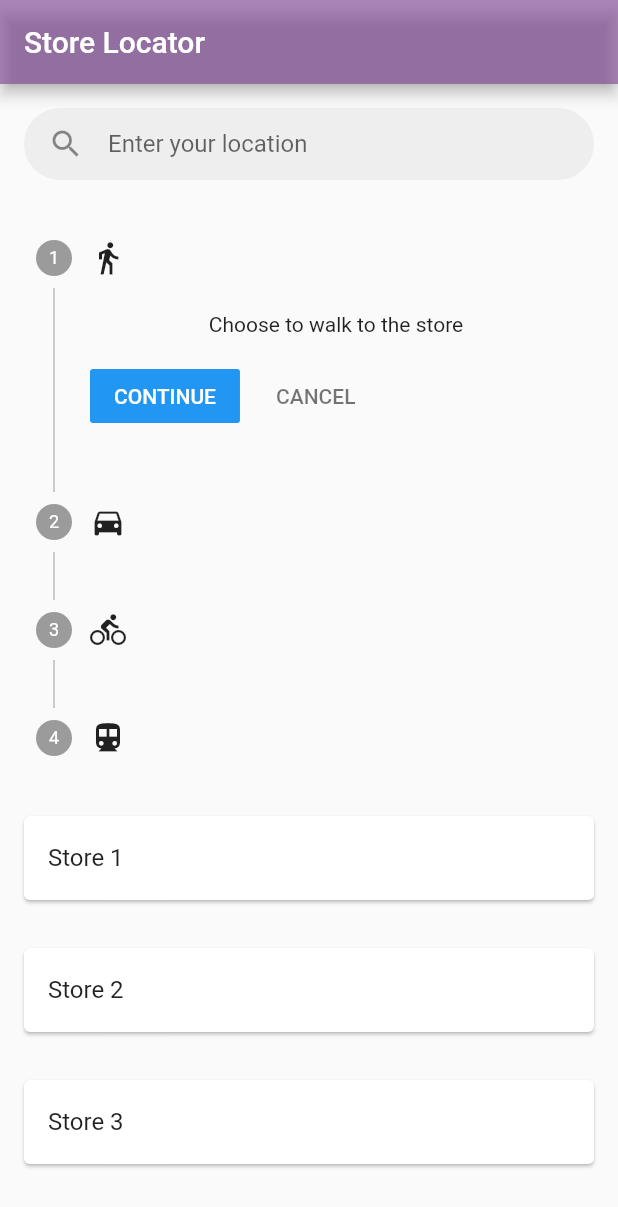
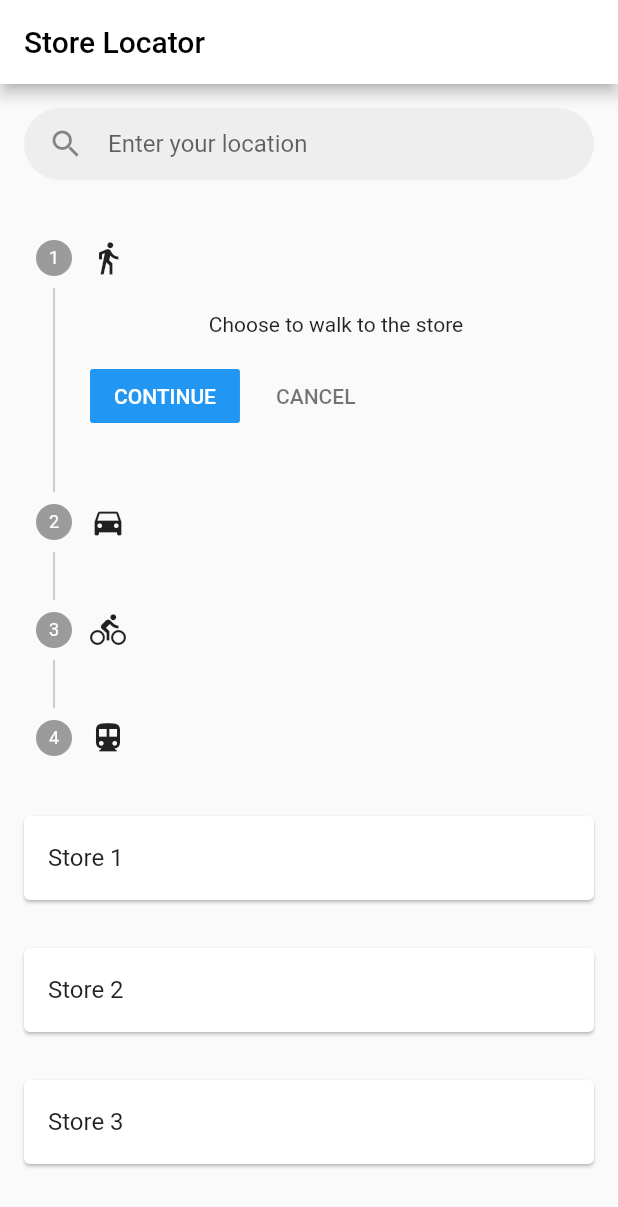
Before and after one commit to jefftrojan/Femcycle, a Flutter app: the Stores screen opened directly, on a phone screen of 412 x 824 dp. Shown: the top 1207 px of the screen. Run offline on Flutter 3.47's test engine with Material 2 defaults, Android fonts, the phone set to English and light mode, and no system bars; our stand-ins replace animated_splash_screen, chat_bubbles, cloud_firestore, dots_indicator, firebase_auth, firebase_core and 4 more; accounts and stored records are empty; network calls fail.

Commit message:
Commits from Jeff |

```diff
--- a/frontend/lib/screens/location.dart
+++ b/frontend/lib/screens/location.dart
@@ -13,8 +13,12 @@ class _StoresState extends State<Stores> {
   Widget build(BuildContext context) {
     return Scaffold(
       appBar: AppBar(
-        backgroundColor: primary,
-        title: const Text("Store Locator"),
+        iconTheme: IconThemeData(color: Colors.black),
+        backgroundColor: Colors.white,
+        title: const Text(
+          "Store Locator",
+          style: TextStyle(color: Colors.black),
+        ),
       ),
       body: content(),
     );
@@ -31,12 +35,12 @@ class _StoresState extends State<Stores> {
             color: Colors.grey[200],
             borderRadius: BorderRadius.circular(30.0),
           ),
-          child: TextField(
+          child: const TextField(
             decoration: InputDecoration(
-              hintText: "Enter your location",
-              icon: Icon(Icons.search),
-              border: InputBorder.none,
-            ),
+                hintText: "Enter your location",
+                icon: Icon(Icons.search),
+                border: InputBorder.none,
+                fillColor: primarylight),
           ),
         ),
         // Transportation Options
@@ -73,7 +77,6 @@ class _StoresState extends State<Stores> {
         Expanded(
           child: ListView(
             children: [
-
               StoreCard("Store 1"),
               StoreCard("Store 2"),
               StoreCard("Store 3"),
```
Also changed, not shown: frontend/lib/screens/logdates.dart (+7 -6 lines).
